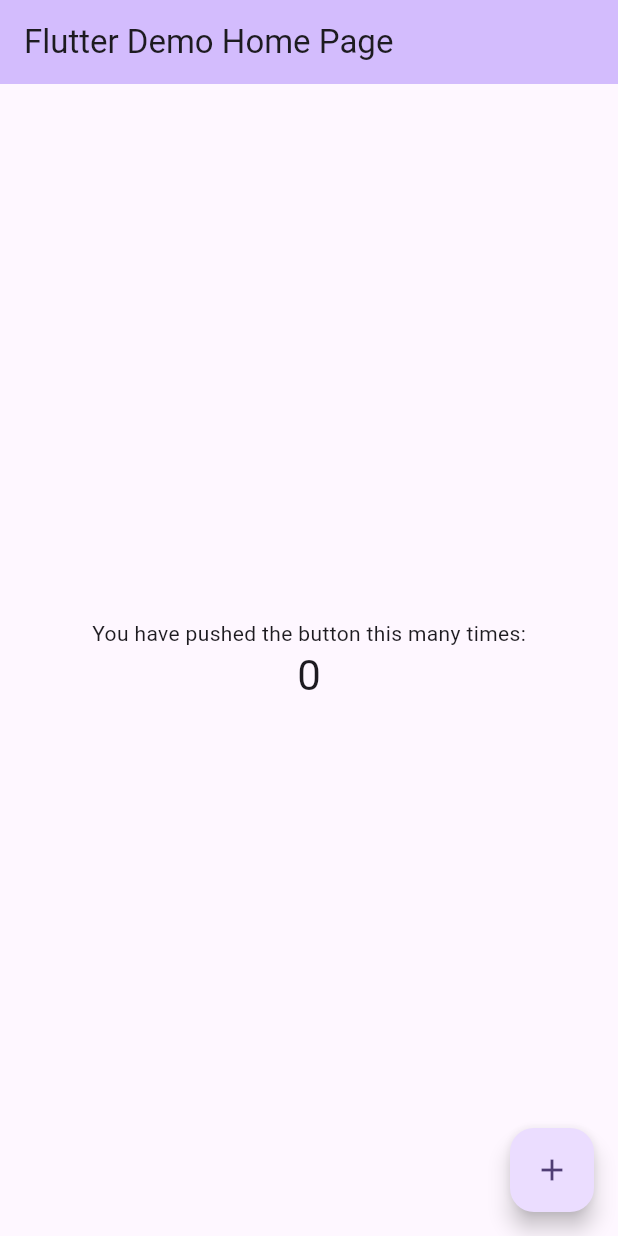
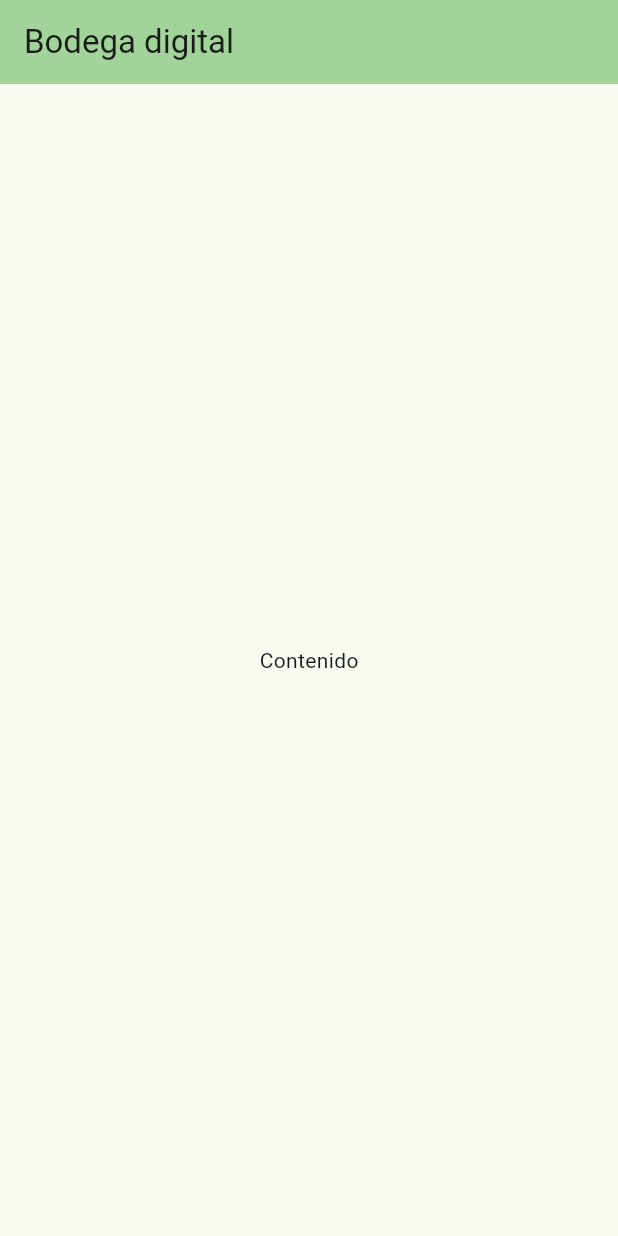
Before and after one commit to alangabrielordonezbenito/ansur_app_movil, a Flutter app: the screen it shows after launch, on a phone screen of 412 x 824 dp. Run offline on Flutter 3.47's test engine with Material 3 defaults, Android fonts, the phone set to English and light mode, and no system bars.

Commit message:
Configurar titulo y color del AppBar

```diff
--- a/lib/main.dart
+++ b/lib/main.dart
@@ -7,47 +7,21 @@ void main() {
 class MyApp extends StatelessWidget {
   const MyApp({super.key});
 
-  // This widget is the root of your application.
   @override
   Widget build(BuildContext context) {
     return MaterialApp(
-      title: 'Flutter Demo',
+      title: 'Ansur App',
       theme: ThemeData(
-        // This is the theme of your application.
-        //
-        // TRY THIS: Try running your application with "flutter run". You'll see
-        // the application has a purple toolbar. Then, without quitting the app,
-        // try changing the seedColor in the colorScheme below to Colors.green
-        // and then invoke "hot reload" (save your changes or press the "hot
-        // reload" button in a Flutter-supported IDE, or press "r" if you used
-        // the command line to start the app).
-        //
-        // Notice that the counter didn't reset back to zero; the application
-        // state is not lost during the reload. To reset the state, use hot
-        // restart instead.
-        //
-        // This works for code too, not just values: Most code changes can be
-        // tested with just a hot reload.
-        colorScheme: ColorScheme.fromSeed(seedColor: Colors.deepPurple),
+        colorScheme: ColorScheme.fromSeed(seedColor: Colors.green),
         useMaterial3: true,
       ),
-      home: const MyHomePage(title: 'Flutter Demo Home Page'),
+      home: const MyHomePage(title: 'Bodega digital'),
     );
   }
 }
 
 class MyHomePage extends StatefulWidget {
   const MyHomePage({super.key, required this.title});
-
-  // This widget is the home page of your application. It is stateful, meaning
-  // that it has a State object (defined below) that contains fields that affect
-  // how it looks.
-
-  // This class is the configuration for the state. It holds the values (in this
-  // case the title) provided by the parent (in this case the App widget) and
-  // used by the build method of the State. Fields in a Widget subclass are
-  // always marked "final".
-
   final String title;
 
   @override
@@ -55,71 +29,24 @@ class MyHomePage extends StatefulWidget {
 }
 
 class _MyHomePageState extends State<MyHomePage> {
-  int _counter = 0;
-
-  void _incrementCounter() {
-    setState(() {
-      // This call to setState tells the Flutter framework that something has
-      // changed in this State, which causes it to rerun the build method below
-      // so that the display can reflect the updated values. If we changed
-      // _counter without calling setState(), then the build method would not be
-      // called again, and so nothing would appear to happen.
-      _counter++;
-    });
-  }
 
   @override
   Widget build(BuildContext context) {
-    // This method is rerun every time setState is called, for instance as done
-    // by the _incrementCounter method above.
-    //
-    // The Flutter framework has been optimized to make rerunning build methods
-    // fast, so that you can just rebuild anything that needs updating rather
-    // than having to individually change instances of widgets.
     return Scaffold(
       appBar: AppBar(
-        // TRY THIS: Try changing the color here to a specific color (to
-        // Colors.amber, perhaps?) and trigger a hot reload to see the AppBar
-        // change color while the other colors stay the same.
         backgroundColor: Theme.of(context).colorScheme.inversePrimary,
-        // Here we take the value from the MyHomePage object that was created by
-        // the App.build method, and use it to set our appbar title.
         title: Text(widget.title),
       ),
-      body: Center(
-        // Center is a layout widget. It takes a single child and positions it
-        // in the middle of the parent.
+      body: const Center(
         child: Column(
-          // Column is also a layout widget. It takes a list of children and
-          // arranges them vertically. By default, it sizes itself to fit its
-          // children horizontally, and tries to be as tall as its parent.
-          //
-          // Column has various properties to control how it sizes itself and
-          // how it positions its children. Here we use mainAxisAlignment to
-          // center the children vertically; the main axis here is the vertical
-          // axis because Columns are vertical (the cross axis would be
-          // horizontal).
-          //
-          // TRY THIS: Invoke "debug painting" (choose the "Toggle Debug Paint"
-          // action in the IDE, or press "p" in the console), to see the
-          // wireframe for each widget.
           mainAxisAlignment: MainAxisAlignment.center,
           children: <Widget>[
-            const Text(
-              'You have pushed the button this many times:',
-            ),
             Text(
-              '$_counter',
-              style: Theme.of(context).textTheme.headlineMedium,
+              'Contenido',
             ),
           ],
         ),
       ),
-      floatingActionButton: FloatingActionButton(
-        onPressed: _incrementCounter,
-        tooltip: 'Increment',
-        child: const Icon(Icons.add),
-      ), // This trailing comma makes auto-formatting nicer for build methods.
     );
   }
 }
```
